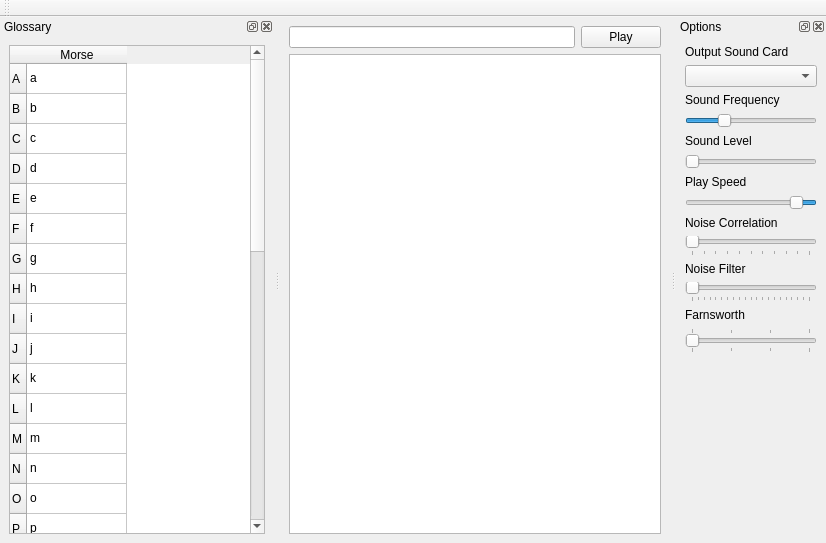
First picture: the form in mainwindow.ui, repository Artemia76/EasyMorse, before the edit.
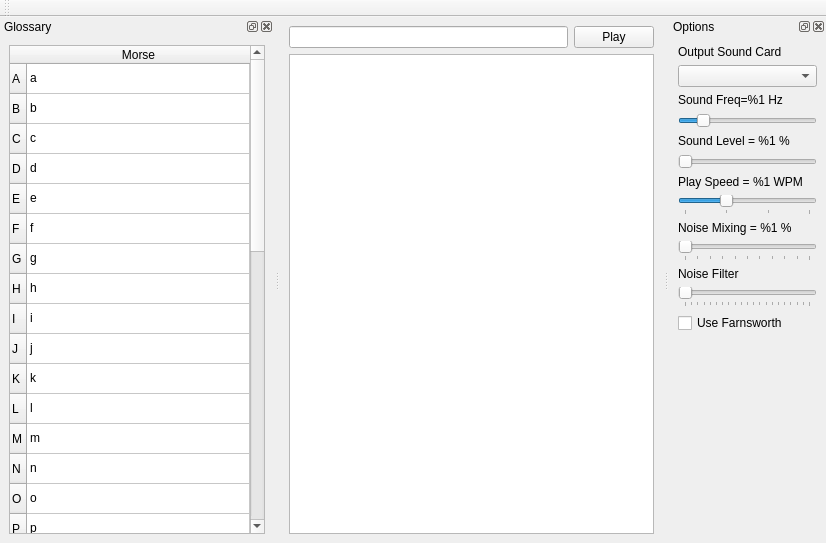
Second picture: the form after the edit. Icons and pictures are not drawn.

Diff of the .ui file:
```diff
--- a/mainwindow.ui
+++ b/mainwindow.ui
@@ -94,6 +94,21 @@
     <layout class="QVBoxLayout" name="verticalLayout_2">
      <item alignment="Qt::AlignHCenter">
       <widget class="QTableWidget" name="m_TableGlossaire">
+       <property name="enabled">
+        <bool>true</bool>
+       </property>
+       <property name="editTriggers">
+        <set>QAbstractItemView::DoubleClicked</set>
+       </property>
+       <property name="selectionMode">
+        <enum>QAbstractItemView::SingleSelection</enum>
+       </property>
+       <property name="selectionBehavior">
+        <enum>QAbstractItemView::SelectRows</enum>
+       </property>
+       <attribute name="horizontalHeaderStretchLastSection">
+        <bool>true</bool>
+       </attribute>
        <row>
         <property name="text">
          <string>A</string>
@@ -289,36 +304,57 @@
         <property name="textAlignment">
          <set>AlignLeading|AlignVCenter</set>
         </property>
+        <property name="flags">
+         <set>ItemIsSelectable|ItemIsEnabled</set>
+        </property>
        </item>
        <item row="1" column="0">
         <property name="text">
          <string>b</string>
         </property>
+        <property name="flags">
+         <set>ItemIsSelectable|ItemIsEnabled</set>
+        </property>
        </item>
        <item row="2" column="0">
         <property name="text">
          <string>c</string>
         </property>
+        <property name="flags">
+         <set>ItemIsSelectable|ItemIsEnabled</set>
+        </property>
        </item>
        <item row="3" column="0">
         <property name="text">
          <string>d</string>
         </property>
+        <property name="flags">
+         <set>ItemIsSelectable|ItemIsEnabled</set>
+        </property>
        </item>
        <item row="4" column="0">
         <property name="text">
          <string>e</string>
         </property>
+        <property name="flags">
+         <set>ItemIsSelectable|ItemIsEnabled</set>
+        </property>
        </item>
        <item row="5" column="0">
         <property name="text">
          <string>f</string>
         </property>
+        <property name="flags">
+         <set>ItemIsSelectable|ItemIsEnabled</set>
+        </property>
        </item>
        <item row="6" column="0">
         <property name="text">
          <string>g</string>
         </property>
+        <property name="flags">
+         <set>ItemIsSelectable|ItemIsEnabled</set>
+        </property>
        </item>
        <item row="7" column="0">
         <property name="text">
@@ -473,7 +509,7 @@
   <widget class="QDockWidget" name="dockWidget">
    <property name="minimumSize">
     <size>
-     <width>150</width>
+     <width>157</width>
      <height>420</height>
     </size>
    </property>
@@ -504,14 +540,14 @@
      <item>
       <widget class="QLabel" name="label_4">
        <property name="text">
-        <string>Sound Frequency</string>
+        <string>Sound Freq=%1 Hz</string>
        </property>
       </widget>
      </item>
      <item>
       <widget class="QSlider" name="m_frequencySlider">
        <property name="minimum">
-        <number>100</number>
+        <number>200</number>
        </property>
        <property name="maximum">
         <number>3000</number>
@@ -519,12 +555,18 @@
        <property name="singleStep">
         <number>100</number>
        </property>
+       <property name="pageStep">
+        <number>500</number>
+       </property>
        <property name="value">
-        <number>900</number>
+        <number>600</number>
        </property>
        <property name="orientation">
         <enum>Qt::Horizontal</enum>
        </property>
+       <property name="tickInterval">
+        <number>100</number>
+       </property>
       </widget>
      </item>
      <item>
@@ -536,7 +578,7 @@
         </size>
        </property>
        <property name="text">
-        <string>Sound Level</string>
+        <string>Sound Level = %1 %</string>
        </property>
       </widget>
      </item>
@@ -565,42 +607,45 @@
         </size>
        </property>
        <property name="text">
-        <string>Play Speed</string>
+        <string>Play Speed = %1 WPM</string>
        </property>
       </widget>
      </item>
      <item>
       <widget class="QSlider" name="m_MorseSpeed">
        <property name="minimum">
-        <number>50</number>
+        <number>5</number>
        </property>
        <property name="maximum">
-        <number>500</number>
+        <number>20</number>
        </property>
        <property name="singleStep">
+        <number>1</number>
+       </property>
+       <property name="pageStep">
         <number>5</number>
        </property>
+       <property name="value">
+        <number>10</number>
+       </property>
        <property name="sliderPosition">
-        <number>100</number>
+        <number>10</number>
        </property>
        <property name="orientation">
         <enum>Qt::Horizontal</enum>
        </property>
-       <property name="invertedAppearance">
-        <bool>true</bool>
-       </property>
-       <property name="invertedControls">
-        <bool>false</bool>
-       </property>
        <property name="tickPosition">
-        <enum>QSlider::NoTicks</enum>
+        <enum>QSlider::TicksBelow</enum>
+       </property>
+       <property name="tickInterval">
+        <number>5</number>
        </property>
       </widget>
      </item>
      <item>
       <widget class="QLabel" name="label_5">
        <property name="text">
-        <string>Noise Correlation</string>
+        <string>Noise Mixing = %1 %</string>
        </property>
       </widget>
      </item>
@@ -659,34 +704,9 @@
       </widget>
      </item>
      <item>
-      <widget class="QLabel" name="label_7">
+      <widget class="QCheckBox" name="m_UseFarnsWorth">
        <property name="text">
-        <string>Farnsworth</string>
-       </property>
-      </widget>
-     </item>
-     <item>
-      <widget class="QSlider" name="m_farnsWorthSlider">
-       <property name="minimum">
-        <number>10</number>
-       </property>
-       <property name="maximum">
-        <number>25</number>
-       </property>
-       <property name="singleStep">
-        <number>5</number>
-       </property>
-       <property name="value">
-        <number>10</number>
-       </property>
-       <property name="orientation">
-        <enum>Qt::Horizontal</enum>
-       </property>
-       <property name="tickPosition">
-        <enum>QSlider::TicksBothSides</enum>
-       </property>
-       <property name="tickInterval">
-        <number>5</number>
+        <string>Use Farnsworth</string>
        </property>
       </widget>
      </item>
```
Left out of the diff: 11 changed lines with no effect on the pictures.
